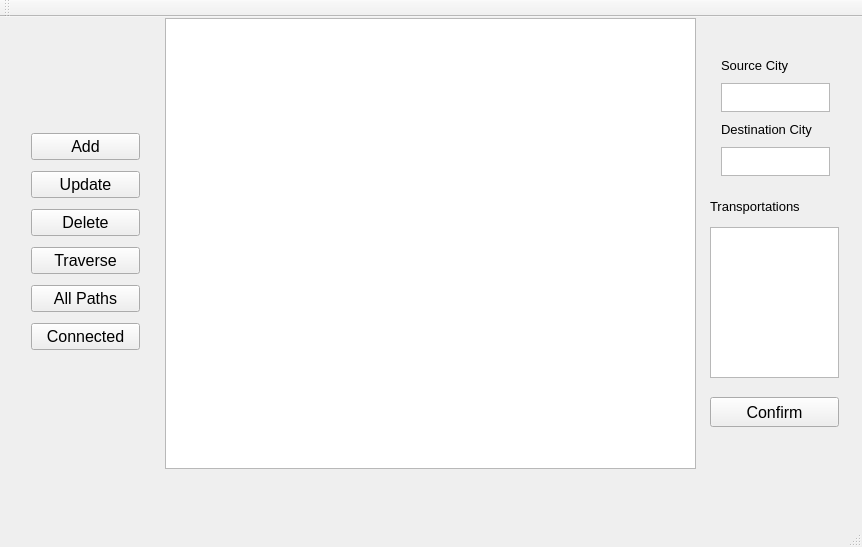
Qt form Guide__Me/QtWidgetsClass.ui (NouranHaitham/DS_Guide_Me) before a commit.
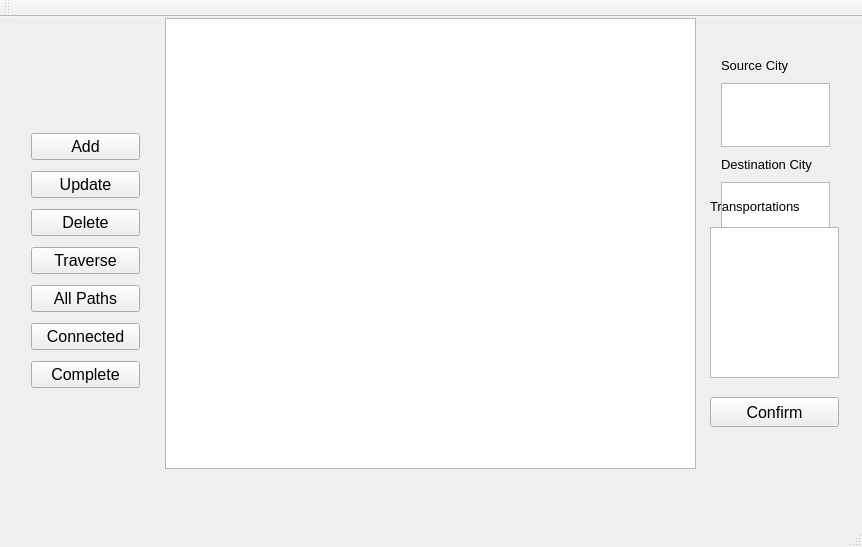
The same form after that commit. The open tabs and pages were chosen to show the change. Icons and pictures are not drawn.

Commit message: Added Complete Function

```diff
--- a/Guide__Me/QtWidgetsClass.ui
+++ b/Guide__Me/QtWidgetsClass.ui
@@ -118,7 +118,7 @@
           <x>20</x>
           <y>100</y>
           <width>131</width>
-          <height>253</height>
+          <height>291</height>
          </rect>
         </property>
         <layout class="QVBoxLayout" name="verticalLayout">
@@ -194,6 +194,18 @@
            </property>
           </widget>
          </item>
+         <item>
+          <widget class="QPushButton" name="pushButton_20">
+           <property name="font">
+            <font>
+             <pointsize>12</pointsize>
+            </font>
+           </property>
+           <property name="text">
+            <string>Complete</string>
+           </property>
+          </widget>
+         </item>
         </layout>
        </widget>
       </widget>
@@ -755,7 +767,7 @@
         <x>710</x>
         <y>30</y>
         <width>131</width>
-        <height>141</height>
+        <height>210</height>
        </rect>
       </property>
       <layout class="QVBoxLayout" name="verticalLayout_3">
```
Left out of the diff: 28 changed lines with no effect on the pictures. The commit also changes 6 other files.
